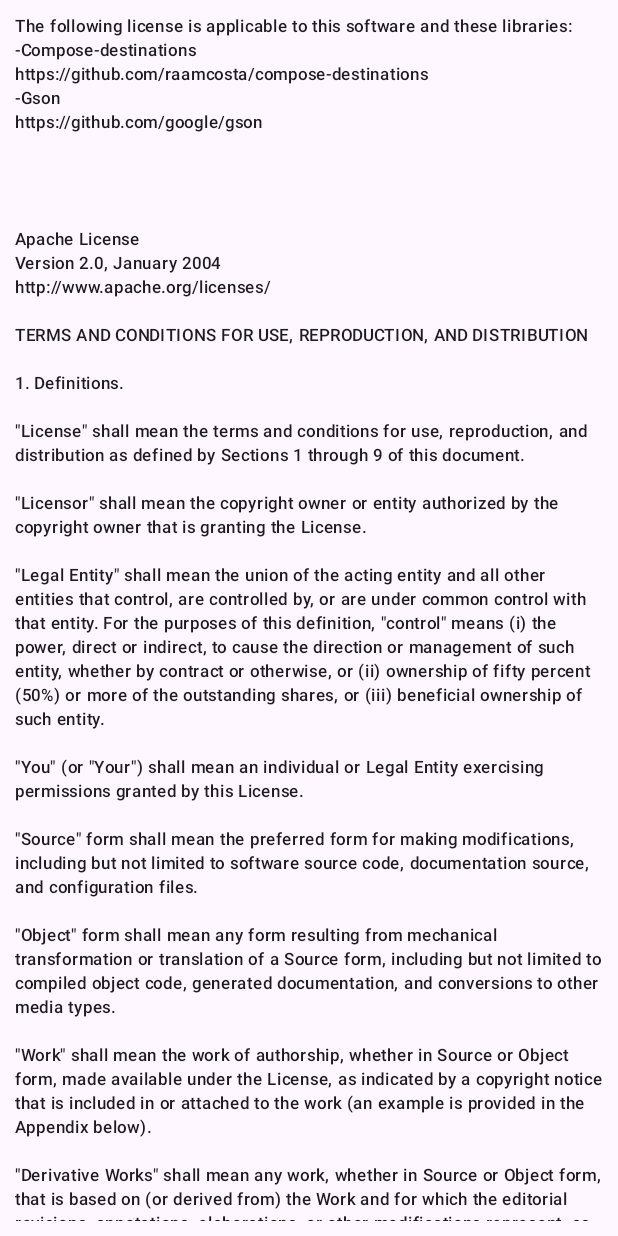
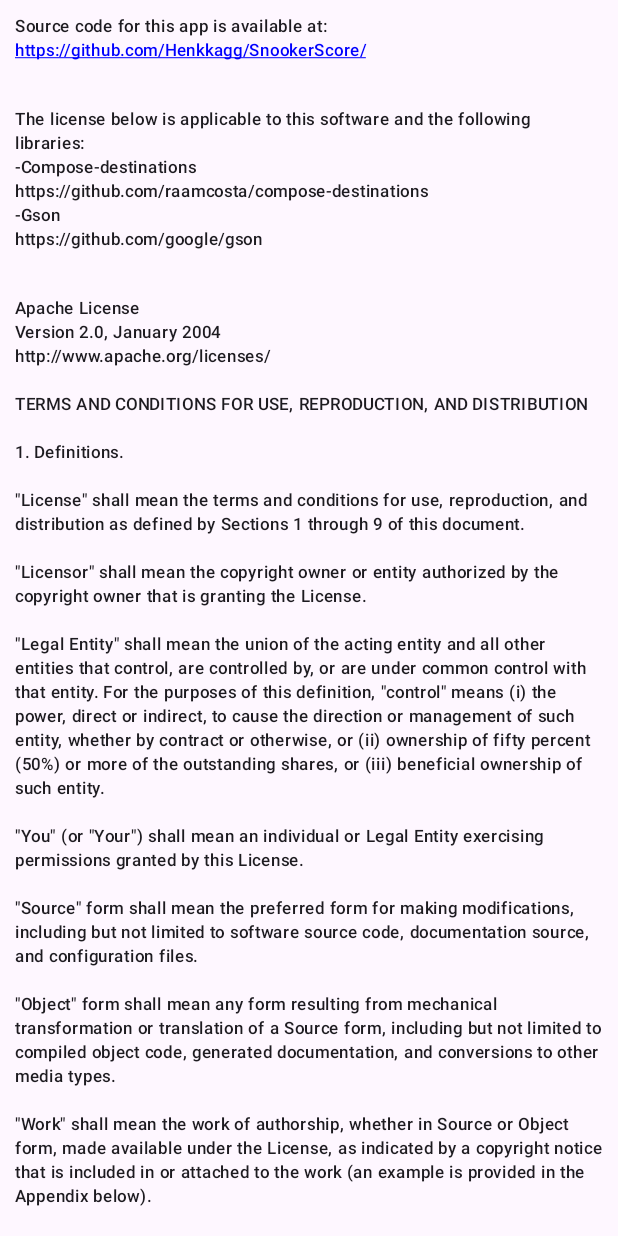
Before and after one commit to Henkkagg/SnookerScore, an Android app built with Jetpack Compose: the composable LicensesScreen shown on its own in the app's theme, on a phone screen of 412 x 824 dp. Run offline under Robolectric (Android 15) with nearby library versions, the light colour scheme and no system bars; libraries missing offline, so code that uses them is left out: com.ramcosta.composedestinations; 6 statements that could not run were skipped.

Commit message:
Add Github link to license screen
This repository was changed to public, so it makes sense to
include the link to it in the app itself.

```diff
--- a/app/build.gradle
+++ b/app/build.gradle
@@ -13,7 +13,7 @@
         applicationId "com.hegesoftware.snookerscore"
         minSdk 26
         targetSdk 33
-        versionCode 1
+        versionCode 2
         versionName "1.0"
 
         testInstrumentationRunner "androidx.test.runner.AndroidJUnitRunner"
--- a/app/src/main/java/com/hegesoftware/snookerscore/ui/screens/licenses/LicenseStrings.kt
+++ b/app/src/main/java/com/hegesoftware/snookerscore/ui/screens/licenses/LicenseStrings.kt
@@ -1,9 +1,7 @@
 package com.hegesoftware.snookerscore.ui.screens.licenses
 
 object LicenseStrings {
-    val apache = "\n" +
-            "\n" +
-            "Apache License\n" +
+    val apache = "Apache License\n" +
             "Version 2.0, January 2004\n" +
             "http://www.apache.org/licenses/\n" +
             "\n" +
--- a/app/src/main/java/com/hegesoftware/snookerscore/ui/screens/licenses/LicensesScreen.kt
+++ b/app/src/main/java/com/hegesoftware/snookerscore/ui/screens/licenses/LicensesScreen.kt
@@ -1,5 +1,6 @@
 package com.hegesoftware.snookerscore.ui.screens.licenses
 
+import androidx.compose.foundation.clickable
 import androidx.compose.foundation.layout.fillMaxSize
 import androidx.compose.foundation.layout.padding
 import androidx.compose.foundation.lazy.LazyColumn
@@ -7,6 +8,9 @@
 import androidx.compose.material3.Text
 import androidx.compose.runtime.Composable
 import androidx.compose.ui.Modifier
+import androidx.compose.ui.graphics.Color
+import androidx.compose.ui.platform.LocalUriHandler
+import androidx.compose.ui.text.style.TextDecoration
 import com.hegesoftware.snookerscore.ui.components.MediumSpacer
 import com.hegesoftware.snookerscore.ui.screens.LicensesTransitions
 import com.hegesoftware.snookerscore.ui.theme.padding
@@ -15,13 +19,28 @@
 @Destination(style = LicensesTransitions::class)
 @Composable
 fun LicensesScreen() {
-    LazyColumn(modifier = Modifier
-        .fillMaxSize()
-        .padding(MaterialTheme.padding.small)) {
+    LazyColumn(
+        modifier = Modifier
+            .fillMaxSize()
+            .padding(MaterialTheme.padding.small)
+    ) {
         item {
             val style = MaterialTheme.typography.labelSmall
+            val uriHandler = LocalUriHandler.current
+
+            Text("Source code for this app is available at: ",
+                style = style)
             Text(
-                "The following license is applicable to this software and these libraries:",
+                text = "https://github.com/Henkkagg/SnookerScore/",
+                style = style.copy(color = Color.Blue),
+                textDecoration = TextDecoration.Underline,
+                modifier = Modifier.clickable {
+                    uriHandler.openUri("https://github.com/Henkkagg/SnookerScore/")
+                }
+            )
+            MediumSpacer()
+            Text(
+                "The license below is applicable to this software and the following libraries:",
                 style = style
             )
             Text(
```
